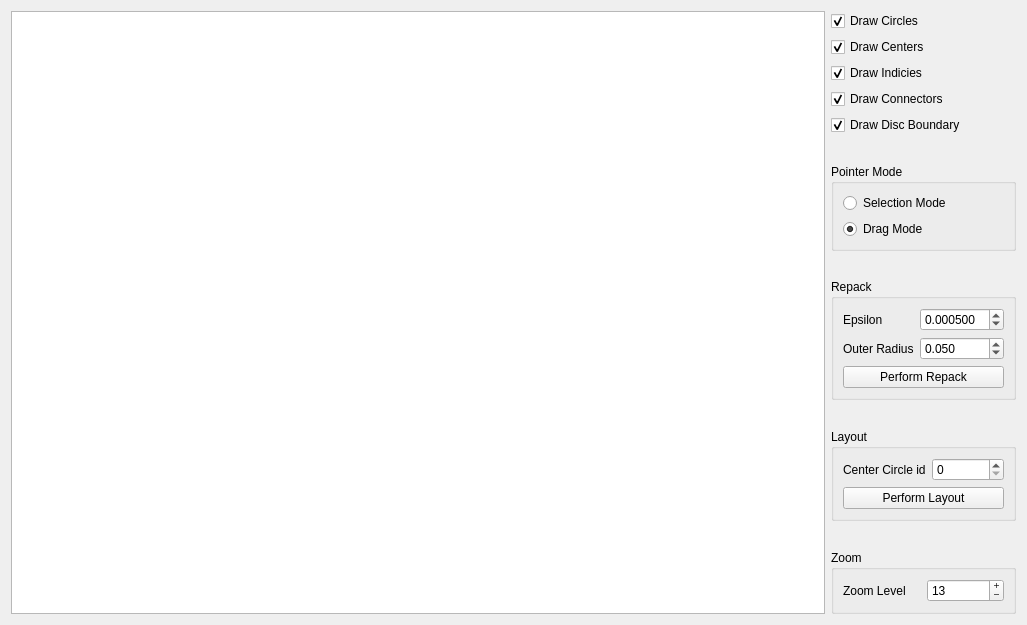
Old version of the form PackingView.ui in the repository Nomadluap/circles.
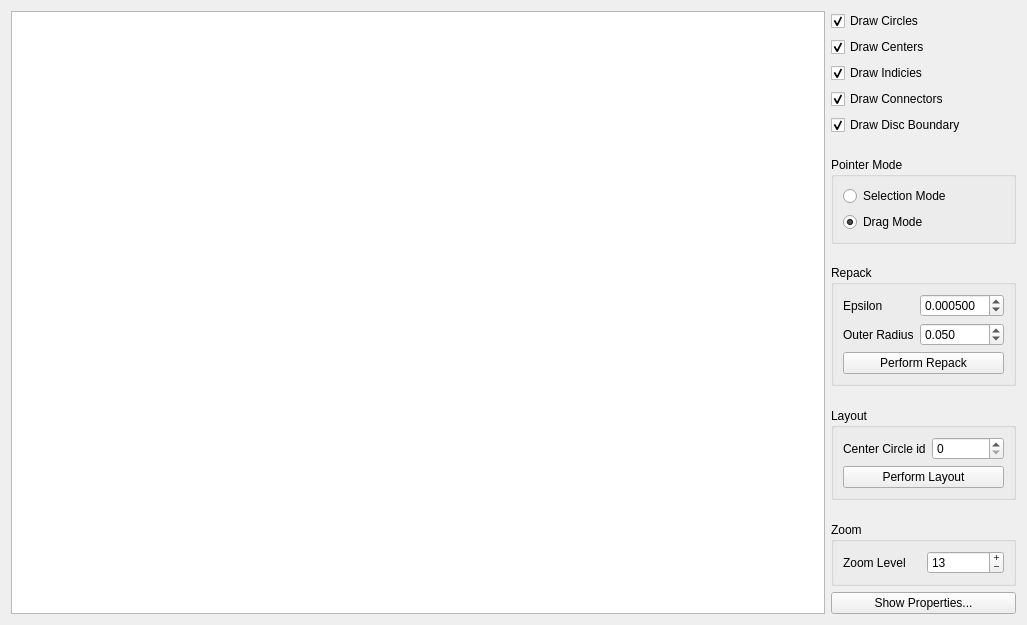
New version of the form.

Commit message:
Properties dialog now exists.
also reduced number of selectable circles at a time to 1. Other circles now
deselect.

The edit to the form file:
```diff
--- a/PackingView.ui
+++ b/PackingView.ui
@@ -296,6 +296,13 @@
        </layout>
       </widget>
      </item>
+     <item>
+      <widget class="QPushButton" name="btnProperties">
+       <property name="text">
+        <string>Show Properties...</string>
+       </property>
+      </widget>
+     </item>
     </layout>
    </item>
   </layout>
```
The commit also changes 9 other files.
